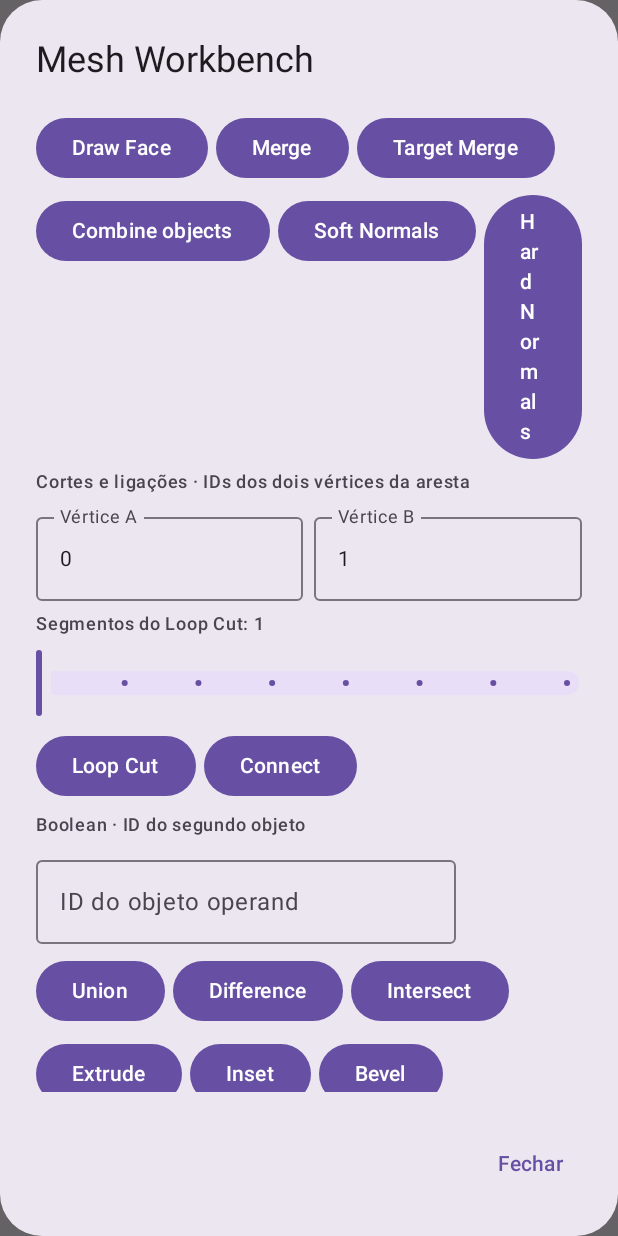
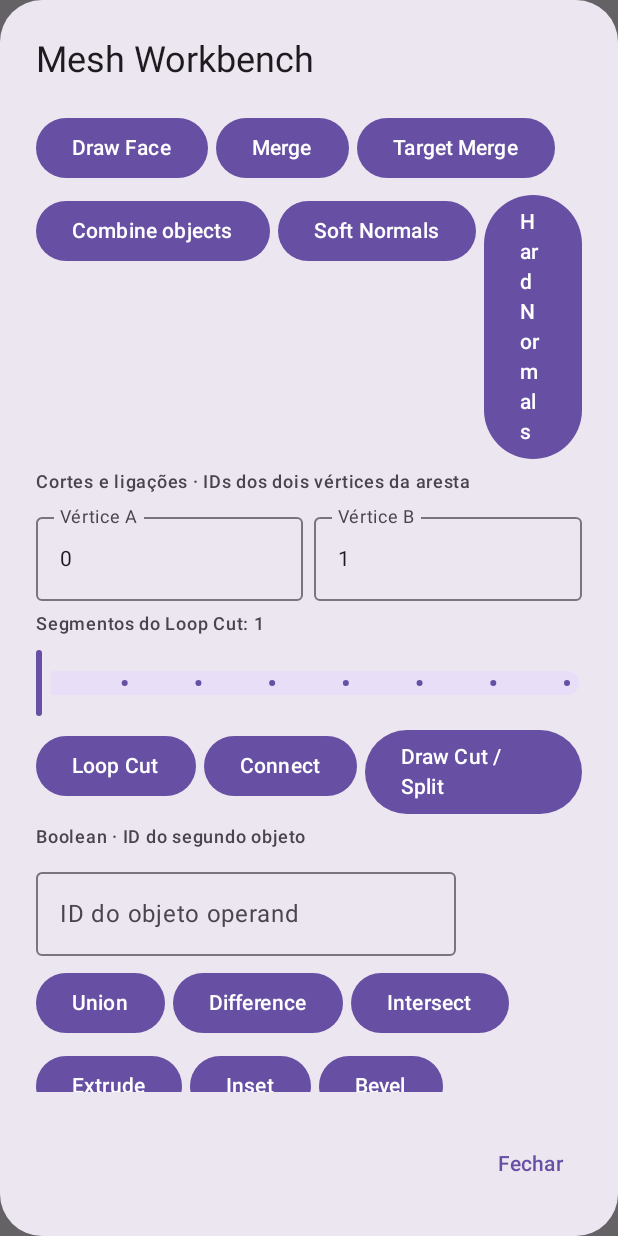
Before and after one commit to layouter787-source/3D-AI-Modeling, an Android app built with Jetpack Compose: the composable MeshWorkbenchDialog called with empty values, scrolled down 458 dp, on a phone screen of 412 x 824 dp. Run offline under Robolectric (Android 15) with nearby library versions, the phone set to English and light mode, and no system bars; pictures from the network do not load.

Commit message:
Add Draw Cut edge split to modeling workbench

```diff
--- a/app/src/main/java/com/layouter/aimodeling/EditorScreen.kt
+++ b/app/src/main/java/com/layouter/aimodeling/EditorScreen.kt
@@ -630,6 +630,7 @@ private fun MeshWorkbenchDialog(selected: Int, faceIndex: String, onFaceIndex: (
             Row(horizontalArrangement = Arrangement.spacedBy(5.dp)) {
                 Button(onClick = { apply("loop_cut", parameter = loopCutSegments, faces = intArrayOf(edgeA.toIntOrNull() ?: 0, edgeB.toIntOrNull() ?: 1)) }) { Text("Loop Cut") }
                 Button(onClick = { apply("connect", parameter = 1, faces = intArrayOf(edgeA.toIntOrNull() ?: 0, edgeB.toIntOrNull() ?: 1)) }) { Text("Connect") }
+                Button(onClick = { apply("draw_cut", value = 0.5f, faces = intArrayOf(edgeA.toIntOrNull() ?: 0, edgeB.toIntOrNull() ?: 1)) }) { Text("Draw Cut / Split") }
             }
             Text("Boolean · ID do segundo objeto", style = MaterialTheme.typography.labelMedium)
             OutlinedTextField(booleanTarget, { booleanTarget = it.filter(Char::isDigit) }, label = { Text("ID do objeto operand") }, singleLine = true)
```
